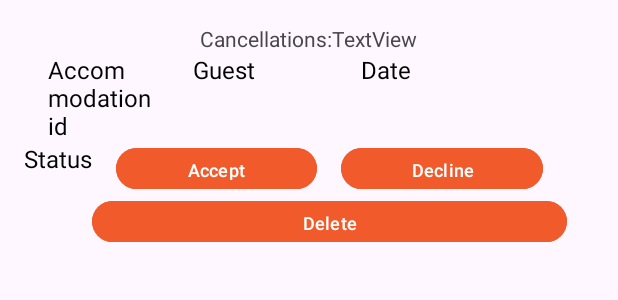
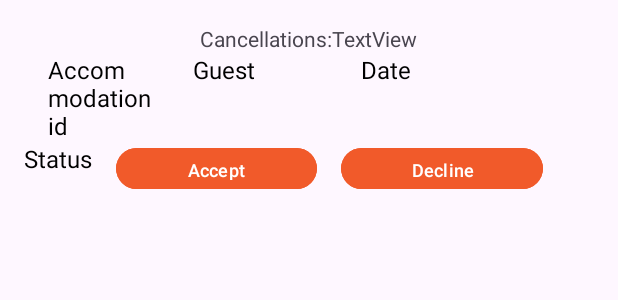
Before and after one commit to BookingAppTIm11/BookingAppTimMobile11, an Android app: the layout fragment_owner_reservations_item.xml on its own in the app's theme, with its tools: preview values and no code run, on a phone screen of 412 x 824 dp. Shown: the top 300 px of the screen. Run offline under Robolectric (Android 15) with nearby library versions, the phone set to English and light mode, and no system bars.

Commit message:
hotfix: owner reservation filter

```diff
--- a/app/src/main/java/clients/services/ReservationService.java
+++ b/app/src/main/java/clients/services/ReservationService.java
@@ -1,5 +1,6 @@
 package clients.services;
 
+import com.example.bookingapptim11.dto.NumberOfCancellationsDTO;
 import com.example.bookingapptim11.models.Availability;
 import com.example.bookingapptim11.models.GuestReservation;
 import com.example.bookingapptim11.models.OwnerReservation;
@@ -19,6 +20,10 @@ public interface ReservationService {
     Call<ArrayList<OwnerReservation>> getOwnersReservations(@Path("email") String email);
     @GET("reservations/guest/{email}")
     Call<ArrayList<GuestReservation>> getGuestsReservations(@Path("email") String email);
+
+    @GET("reservations/guest/{email}/cancellations")
+    Call<NumberOfCancellationsDTO> getNumberOfCancellations(@Path("email") String email);
+
     @PUT("reservations/accept/{reservationId}")
     Call<OwnerReservation> acceptReservation(
             @Path("reservationId") Long reservationId
--- a/app/src/main/java/com/example/bookingapptim11/fragments/OwnerReservationsFragment.java
+++ b/app/src/main/java/com/example/bookingapptim11/fragments/OwnerReservationsFragment.java
@@ -163,9 +163,11 @@ public class OwnerReservationsFragment extends Fragment {
                 if (response.isSuccessful() && response.body() != null) {
                     reservations.clear();
                     for (OwnerReservation reservation : response.body()) {
-                        if ("Waiting".equals(reservation.getStatus().toString())) {
+                        if(String.valueOf(reservation.getStatus()).equals(spinner.getSelectedItem().toString()) || spinner.getSelectedItem().toString().equals("Status (default)"))
+                        {
                             reservations.add(reservation);
                         }
+
                     }
                     refreshOwnerReservationsAdapter();
                 } else {
--- a/app/src/main/res/layout/fragment_owner_reservations_item.xml
+++ b/app/src/main/res/layout/fragment_owner_reservations_item.xml
@@ -129,15 +129,6 @@
 
             </LinearLayout>
 
-            <Button
-                android:id="@+id/deleteButton"
-                android:layout_width="match_parent"
-                android:layout_height="35dp"
-                android:layout_gravity="center_horizontal"
-                android:layout_weight="1"
-                android:backgroundTint="@color/light_orange"
-                android:text="Delete"
-                android:textSize="12sp" />
 
 
         </LinearLayout>
```
Also changed, not shown: app/src/main/java/adapters/OwnerReservationsAdapter.java (+16 -1 lines), app/src/main/java/com/example/bookingapptim11/dto/NumberOfCancellationsDTO.java (added, +30 -0 lines).
